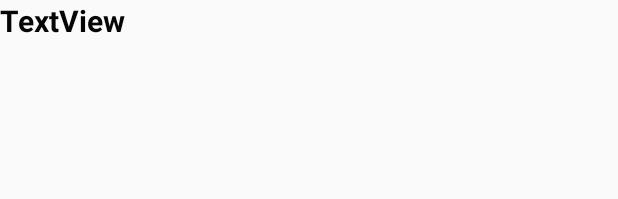
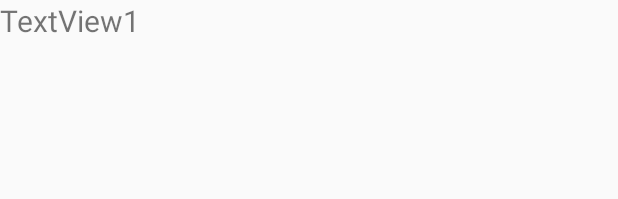
Before and after one commit to beck0219/InClassExamples_W20, an Android app: the layout adapter_view_layout.xml on its own in the app's theme, with its tools: preview values and no code run, on a phone screen of 412 x 824 dp. Shown: the top 199 px of the screen. Run offline under Robolectric (Android 15) with nearby library versions, the phone set to English and light mode, and no system bars.

Commit message:
lab_4 branch changes made

```diff
--- a/app/src/main/AndroidManifest.xml
+++ b/app/src/main/AndroidManifest.xml
@@ -11,7 +11,8 @@
         android:theme="@style/AppTheme" >
         <activity
             android:name=".MainActivity"
-            android:exported="true" >
+            android:exported="true"
+            android:windowSoftInputMode="adjustResize|stateHidden">
             <meta-data
                 android:name="android.app.lib_name"
                 android:value="" />
@@ -19,6 +20,7 @@
                 <action android:name="android.intent.action.MAIN" />
                 <category android:name="android.intent.category.LAUNCHER" />
             </intent-filter>
+
         </activity>
     </application>
 
--- a/app/src/main/res/layout/adapter_view_layout.xml
+++ b/app/src/main/res/layout/adapter_view_layout.xml
@@ -1,17 +1,13 @@
 <?xml version="1.0" encoding="utf-8"?>
-<androidx.constraintlayout.widget.ConstraintLayout xmlns:android="http://schemas.android.com/apk/res/android"
-    xmlns:tools="http://schemas.android.com/tools"
+<LinearLayout xmlns:android="http://schemas.android.com/apk/res/android"
     android:layout_width="match_parent"
-    android:layout_height="match_parent">
+    android:layout_height="match_parent"
+    android:orientation="vertical">
 
     <TextView
-        android:id="@android:id/text1"
-        android:layout_width="wrap_content"
+        android:id="@+id/textView1"
+        android:layout_width="match_parent"
         android:layout_height="wrap_content"
-        android:text="TextView"
-        android:textColor="#050505"
-        android:textSize="20dp"
-        android:textStyle="bold"
-        tools:layout_editor_absoluteX="164dp"
-        tools:layout_editor_absoluteY="304dp" />
-</androidx.constraintlayout.widget.ConstraintLayout>
+        android:text="TextView1"
+        android:textSize="20dp" />
+</LinearLayout>
--- a/app/src/main/res/values/colors.xml
+++ b/app/src/main/res/values/colors.xml
@@ -3,4 +3,6 @@
     <color name="colorPrimary">#008577</color>
     <color name="colorPrimaryDark">#00574B</color>
     <color name="colorAccent">#D81B60</color>
+    <color name="cool">#f54842</color>
+    <color name="white">#f0ebeb</color>
 </resources>
--- a/app/src/main/res/values/strings.xml
+++ b/app/src/main/res/values/strings.xml
@@ -23,4 +23,9 @@
     <string name="welcome_name">Welcome \u0020</string>
     <string name="dontcallmethatbutton">DON\'T CALL ME THAT</string>
     <string name="thankyoubutton">THANK YOU</string>
+    <!--    MY STRINGS 3 -->
+<!--    <string name=""></string>-->
+    <string name="typehere">Type Here</string>
+    <string name="urgent">Urgent</string>
+    <string name="add">ADD</string>
 </resources>
```
Also changed, not shown: app/src/main/java/com/example/inclassexamples_w20/MainActivity.java (+45 -30 lines), app/src/main/java/com/example/inclassexamples_w20/PersonListAdapter.java (deleted, +0 -14 lines), app/src/main/java/com/example/inclassexamples_w20/ToDo.java (added, +23 -0 lines), app/src/main/java/com/example/inclassexamples_w20/TodoListAdapter.java (added, +38 -0 lines), app/src/main/res/layout/activity_main.xml (+32 -12 lines), 1 other file.
